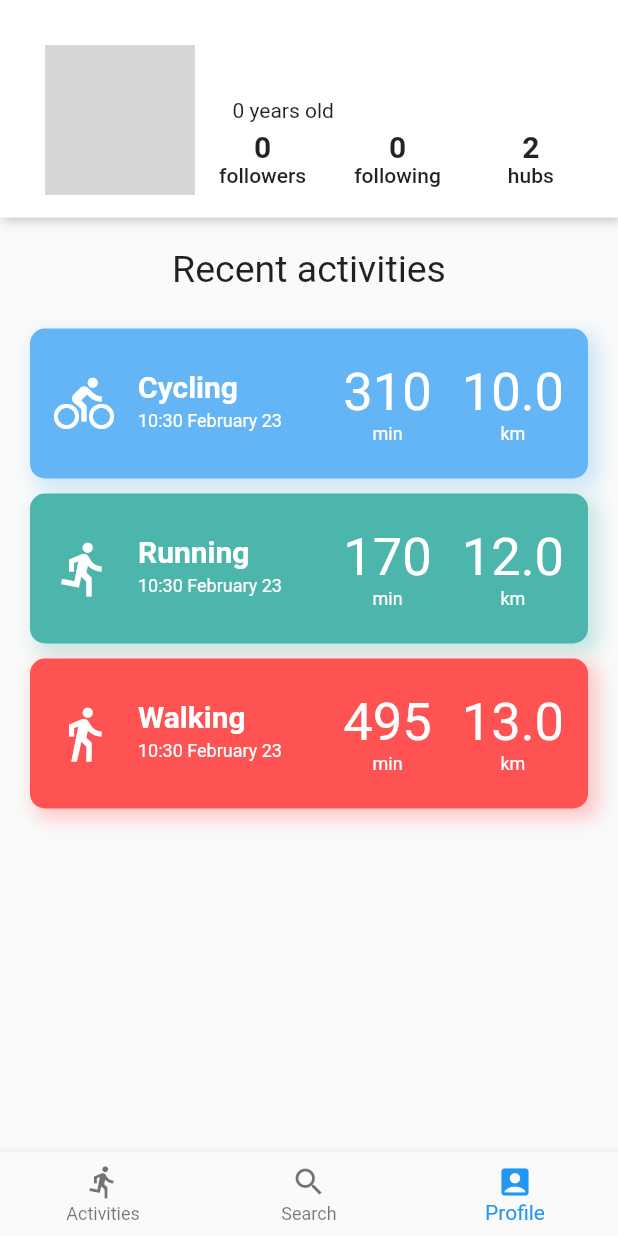
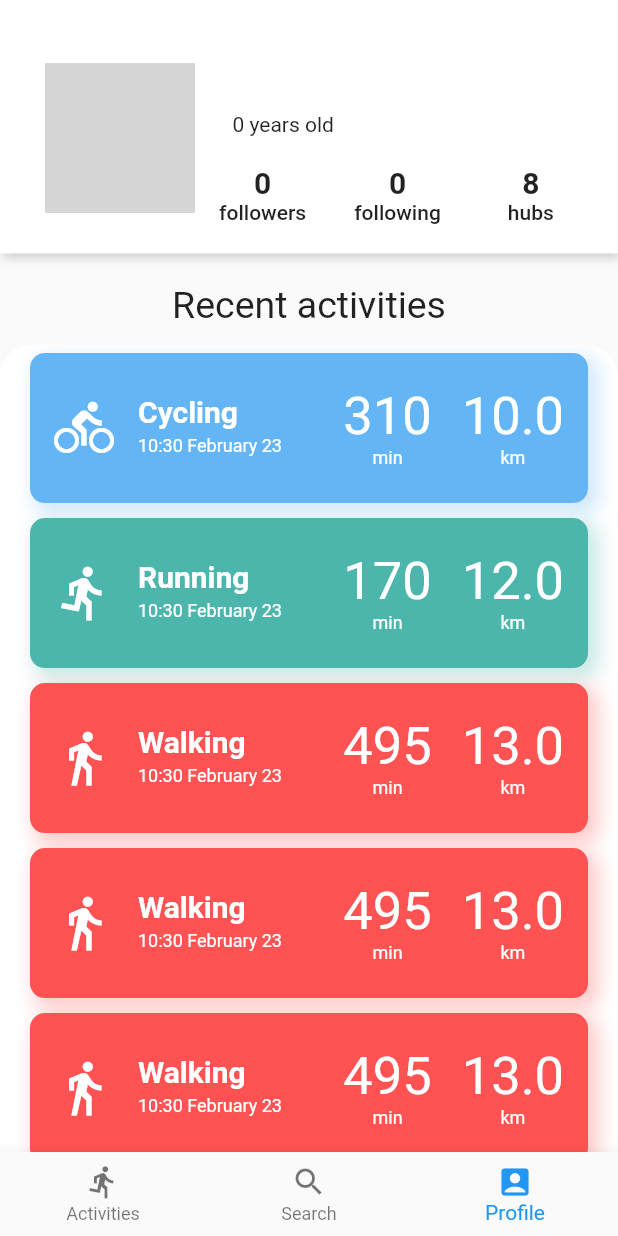
Before and after one commit to keyclicker/untitled_int20h_mobile_project, a Flutter app: the MainPage screen opened directly with empty values, item 3 of the bottom bar chosen, on a phone screen of 412 x 824 dp. Run offline on Flutter 3.47's test engine with Material 2 defaults, Android fonts, the phone set to English and light mode, and no system bars; network calls fail; grey boxes are pictures that could not be loaded.

```diff
--- a/lib/hub.dart
+++ b/lib/hub.dart
@@ -60,7 +60,6 @@ class _HubWidgetState extends State<HubWidget> {
       icon = Icons.directions_walk;
       color = Colors.redAccent[200];
     }
-    print(color);
     subtitle = "${this.hub.participants.length} participants";
   }
 
@@ -167,7 +166,9 @@ class _HubListWidgetState extends State<HubListWidget> {
           ],
         ),
       ),
-      body: Column(
+      body: Stack(
+        children: <Widget>[
+          Column(
             children: <Widget>[
               Container(
                 padding: EdgeInsets.only(top: 60, bottom: 20),
@@ -183,15 +184,19 @@ class _HubListWidgetState extends State<HubListWidget> {
                 ),
 
               ),
+            ],
+          ),
           Container(
-            child: Column(
-              children: hubs.map((hub){
-                return HubWidget(hub);
-              }).toList()
+            padding: EdgeInsets.only(top: 150, bottom: 50),
+            child: ListView.builder(
+              itemCount: hubs.length,
+              itemBuilder: (context, position) {
+                return HubWidget(hubs[position]);
+              },
             ),
           ),
         ],
-      ),
+      )
     );
   }
 }
--- a/lib/user.dart
+++ b/lib/user.dart
@@ -23,10 +23,20 @@ class User{
     this.myHubs = [
       Hub(1, "EPAM Hub", ActivityType.Running, []),
       Hub(2, "Evo Hub", ActivityType.Walking, []),
+      Hub(2, "Evo Hub", ActivityType.Walking, []),
+      Hub(2, "Evo Hub", ActivityType.Walking, []),
+      Hub(2, "Evo Hub", ActivityType.Walking, []),
+      Hub(2, "Evo Hub", ActivityType.Walking, []),
+      Hub(2, "Evo Hub", ActivityType.Walking, []),
+      Hub(2, "Evo Hub", ActivityType.Walking, []),
     ];
     this.pastActivities = [
       Activity(ActivityType.Cycling, DateTime.now(), Duration(minutes: 10, hours: 5), 10),
       Activity(ActivityType.Running, DateTime.now(), Duration(minutes: 50, hours: 2), 12),
+      Activity(ActivityType.Walking, DateTime.now(), Duration(minutes: 15, hours: 8), 13),
+      Activity(ActivityType.Walking, DateTime.now(), Duration(minutes: 15, hours: 8), 13),
+      Activity(ActivityType.Walking, DateTime.now(), Duration(minutes: 15, hours: 8), 13),
+      Activity(ActivityType.Walking, DateTime.now(), Duration(minutes: 15, hours: 8), 13),
       Activity(ActivityType.Walking, DateTime.now(), Duration(minutes: 15, hours: 8), 13)
     ];
   }
@@ -74,8 +84,10 @@ class _UserState extends State<UserWidget> {
 
   @override
   Widget build(BuildContext context) {
-    return SafeArea(
-      child: Column(
+    return Container(
+      child: Stack(
+        children: <Widget>[
+          Column(
             children: <Widget>[
               Container(
                 padding: EdgeInsets.only(top: 30, bottom: 15),
@@ -105,7 +117,7 @@ class _UserState extends State<UserWidget> {
                       mainAxisAlignment: MainAxisAlignment.start,
                       children: <Widget>[
                         Container(
-                      padding: EdgeInsets.only(left: 25),
+                          padding: EdgeInsets.only(left: 25, bottom: 10),
                           child: Text(
                             "${user.nickname}",
                             style: TextStyle(
@@ -115,7 +127,7 @@ class _UserState extends State<UserWidget> {
                           ),
                         ),
                         Container(
-                      padding: EdgeInsets.only(left: 25),
+                          padding: EdgeInsets.only(left: 25, bottom: 15),
                           child: Text(
                             "${user.age} years old",
                             style: TextStyle(
@@ -247,7 +259,21 @@ class _UserState extends State<UserWidget> {
                   ),
                 ),
               ),
-          Column(
+            ],
+          ),
+          DraggableScrollableSheet(
+
+            initialChildSize: 0.7,
+            maxChildSize: 0.7,
+            minChildSize: 0.7,
+            builder: (BuildContext context, ScrollController scrollController) {
+              return Container(
+                decoration: BoxDecoration(
+                  color: Colors.white,
+                  borderRadius: BorderRadius.vertical(top: Radius.circular(20)),
+                ),
+                child: ListView(
+                    controller: scrollController,
                     children: me.pastActivities.map((activity){
                       return ActivityTile(
                         type: activity.type,
@@ -255,8 +281,11 @@ class _UserState extends State<UserWidget> {
                         date: activity.actionDate,
                         length: activity.distance,
                       );
-            }).toList(),
-          )
+                    }).toList()
+                ),
+              );
+            },
+          ),
         ],
       ),
     );
```
Lines whose indentation alone changed are shown as unchanged.
